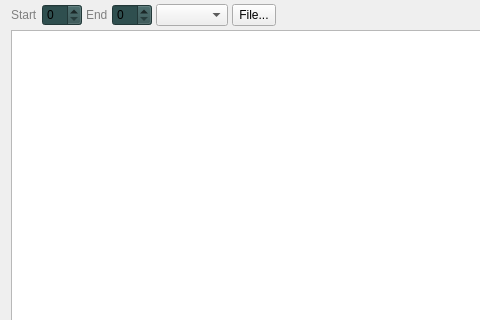
rjaremczak/mo65x, file memorywidget.ui: the form before one commit; both pictures show x 0 to 480 and y 0 to 320 of the 637 by 464 pixel window.
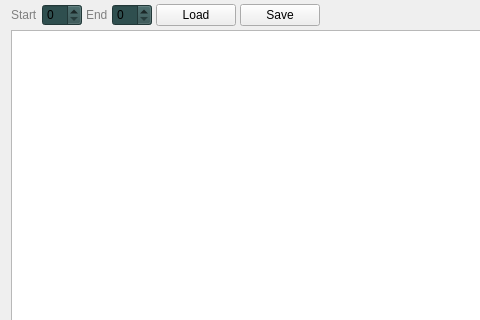
The form after the commit. Custom widgets are drawn as their Qt base class.

Commit message: memory widget refactored, load and save implemented

Diff of the .ui file:
```diff
--- a/memorywidget.ui
+++ b/memorywidget.ui
@@ -69,10 +69,14 @@
       </widget>
      </item>
      <item>
-      <widget class="QComboBox" name="operationSelector"/>
+      <widget class="QPushButton" name="loadFromFile">
+       <property name="text">
+        <string>Load</string>
+       </property>
+      </widget>
      </item>
      <item>
-      <widget class="QToolButton" name="executeOperation">
+      <widget class="QPushButton" name="saveToFile">
        <property name="sizePolicy">
         <sizepolicy hsizetype="Preferred" vsizetype="Preferred">
          <horstretch>0</horstretch>
@@ -80,7 +84,7 @@
         </sizepolicy>
        </property>
        <property name="text">
-        <string>File...</string>
+        <string>Save</string>
        </property>
       </widget>
      </item>
```
The commit also changes 5 other files.
